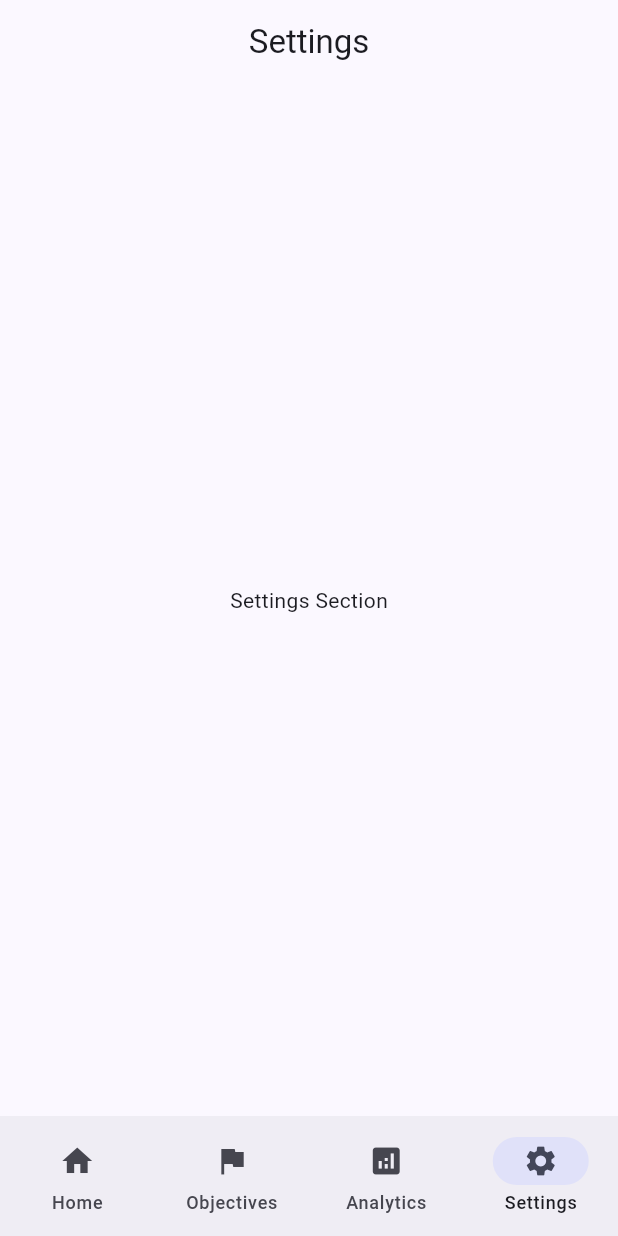
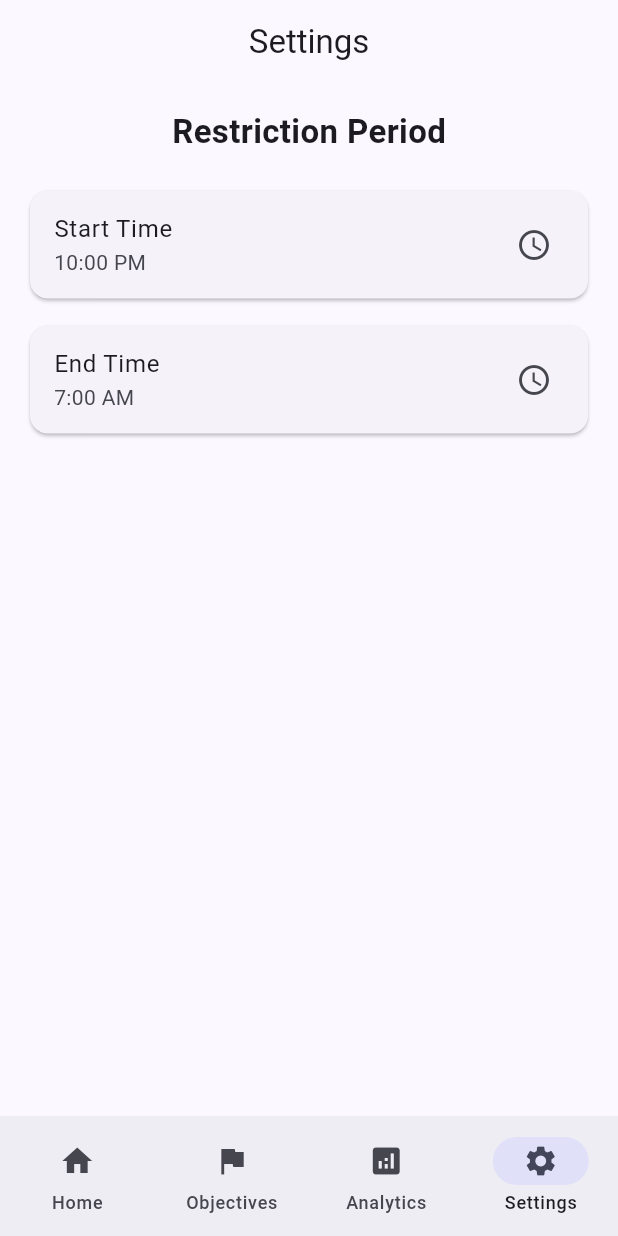
Before and after one commit to ronnierose88/social_media_limiter, a Flutter app: the screen it shows after launch, item 4 of the bottom bar chosen, on a phone screen of 412 x 824 dp. Run offline on Flutter 3.47's test engine with Material 3 defaults, Android fonts, the phone set to English and light mode, and no system bars; our stand-ins replace shared_preferences.

Commit message:
Add time restriction

```diff
--- a/lib/main.dart
+++ b/lib/main.dart
@@ -42,6 +42,10 @@ class _MainPageState extends State<MainPage> {
   // 0 = Home, 1 = Objectives, 2 = Analytics, 3 = Settings
   int selectedIndex = 0;
 
+  // Stores the start and end time for social media restrictions
+  TimeOfDay restrictionStartTime = const TimeOfDay(hour: 22, minute: 0);
+  TimeOfDay restrictionEndTime = const TimeOfDay(hour: 7, minute: 0);
+
   // Stores all objectives, each containing title, date, and completed
   List<Map<String, dynamic>> objectives = [];
 
@@ -56,6 +60,74 @@ class _MainPageState extends State<MainPage> {
   // Gives the current date in proper format
   String get todayDate {
     return DateFormat('dd-MM-yyyy').format(DateTime.now());
+  }
+
+  // Opens a time picker for the restriction start time
+  Future<void> pickRestrictionStartTime(BuildContext context) async {
+    TimeOfDay? pickedTime = await showTimePicker(
+      context: context,
+      initialTime: restrictionStartTime,
+    );
+
+    if (pickedTime != null) {
+      setState(() {
+        restrictionStartTime = pickedTime;
+      });
+    }
+  }
+
+
+  // Opens a time picker for the restriction end time
+  Future<void> pickRestrictionEndTime(BuildContext context) async {
+    TimeOfDay? pickedTime = await showTimePicker(
+      context: context,
+      initialTime: restrictionEndTime,
+    );
+
+    if (pickedTime != null) {
+      setState(() {
+        restrictionEndTime = pickedTime;
+      });
+    }
+  }
+  // Checks if the current time is inside the restriction period
+  bool isRestrictionTime() {
+
+    // Gets the current time
+    TimeOfDay currentTime = TimeOfDay.now();
+
+    // Converts each time into minutes
+    int currentMinutes =
+        currentTime.hour * 60 + currentTime.minute;
+
+    int startMinutes =
+        restrictionStartTime.hour * 60 + restrictionStartTime.minute;
+
+    int endMinutes =
+        restrictionEndTime.hour * 60 + restrictionEndTime.minute;
+
+
+    // Restriction starts and ends on the same day
+    if (startMinutes < endMinutes) {
+
+      if (currentMinutes >= startMinutes &&
+          currentMinutes < endMinutes) {
+        return true;
+      }
+    }
+
+
+    // Restriction goes overnight
+    else {
+
+      if (currentMinutes >= startMinutes ||
+          currentMinutes < endMinutes) {
+        return true;
+      }
+    }
+
+
+    return false;
   }
 
     // Filters objectives into a list of objectives of the current date
@@ -130,10 +202,16 @@ class _MainPageState extends State<MainPage> {
       todayObjectives: todayObjectives,
       onAddObjective: addObjective,
       onToggleObjectiveCompleted: toggleObjectiveCompleted,
+      isRestrictionTime: isRestrictionTime()
       ), // Pass data and functions to HomeSection
       ObjectivesSection(objectives: objectives, addObjective: addObjective, toggleObjectiveCompleted: toggleObjectiveCompleted, deleteObjective: deleteobjective),
       const AnalyticsSection(),
-      const SettingsSection(),
+      SettingsSection(
+      restrictionStartTime: restrictionStartTime,
+      restrictionEndTime: restrictionEndTime,
+      pickStartTime: pickRestrictionStartTime,
+      pickEndTime: pickRestrictionEndTime,
+    ),
     ];
 
     return Scaffold(
@@ -176,11 +254,15 @@ class HomeSection extends StatefulWidget {
   final Function(String, String) onAddObjective;
   final Function(String) onToggleObjectiveCompleted;
 
+  // Checks if the current time is within the restriction period
+  final bool isRestrictionTime;
+
   const HomeSection({
     super.key,
     required this.todayObjectives,
     required this.onAddObjective,
     required this.onToggleObjectiveCompleted,
+    required this.isRestrictionTime,
   });
 
   @override
@@ -271,11 +353,12 @@ class _HomeSectionState extends State<HomeSection> {
     // Stores whether all today's objectives are completed
     bool allCompleted = checkAllCompleted();
 
-    // Social media is locked when objectives are not all completed
-    bool shouldLock = true;
+    // Determines whether social media should be locked or unlocked
+    bool shouldLock = false;
 
-    if (allCompleted == true) {
-      shouldLock = false;
+    // Lock if objectives are incomplete or it is restriction time
+    if (allCompleted == false || widget.isRestrictionTime == true) {
+      shouldLock = true;
     }
 
 
@@ -603,10 +686,83 @@ class AnalyticsSection extends StatelessWidget {
 
 // Widget for settings section
 class SettingsSection extends StatelessWidget {
-  const SettingsSection({super.key});
+
+  final TimeOfDay restrictionStartTime;
+  final TimeOfDay restrictionEndTime;
+
+  final Function(BuildContext) pickStartTime;
+  final Function(BuildContext) pickEndTime;
+
+
+  const SettingsSection({
+    super.key,
+    required this.restrictionStartTime,
+    required this.restrictionEndTime,
+    required this.pickStartTime,
+    required this.pickEndTime,
+  });
+
 
   @override
   Widget build(BuildContext context) {
-    return const Center(child: Text('Settings Section'));
+
+    return Padding(
+      padding: const EdgeInsets.all(16),
+
+      child: Column(
+        children: [
+
+          const Text(
+            'Restriction Period',
+            style: TextStyle(
+              fontSize: 22,
+              fontWeight: FontWeight.bold,
+            ),
+          ),
+
+          const SizedBox(height: 20),
+
+
+          // Restriction start time
+          Card(
+            child: ListTile(
+              title: const Text('Start Time'),
+
+              subtitle: Text(
+                restrictionStartTime.format(context),
+              ),
+
+              trailing: const Icon(Icons.access_time),
+
+              onTap: () {
+                pickStartTime(context);
+              },
+            ),
+          ),
+
+
+          const SizedBox(height: 10),
+
+
+          // Restriction end time
+          Card(
+            child: ListTile(
+              title: const Text('End Time'),
+
+              subtitle: Text(
+                restrictionEndTime.format(context),
+              ),
+
+              trailing: const Icon(Icons.access_time),
+
+              onTap: () {
+                pickEndTime(context);
+              },
+            ),
+          ),
+
+        ],
+      ),
+    );
   }
 }
```
Lines whose indentation alone changed are shown as unchanged.
